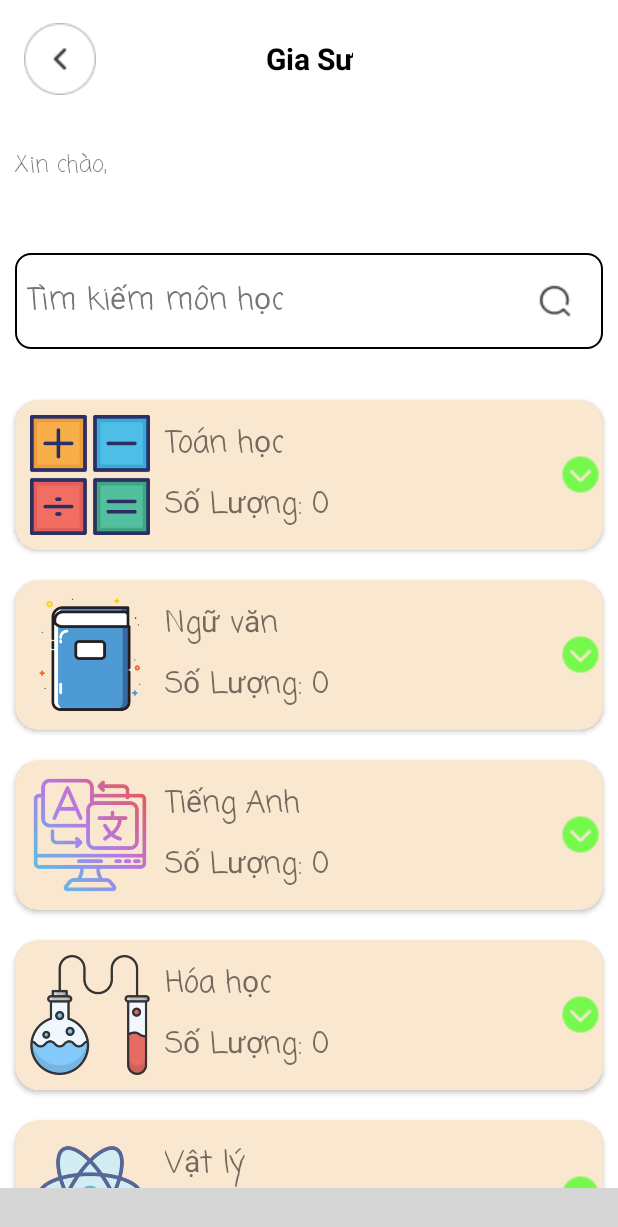
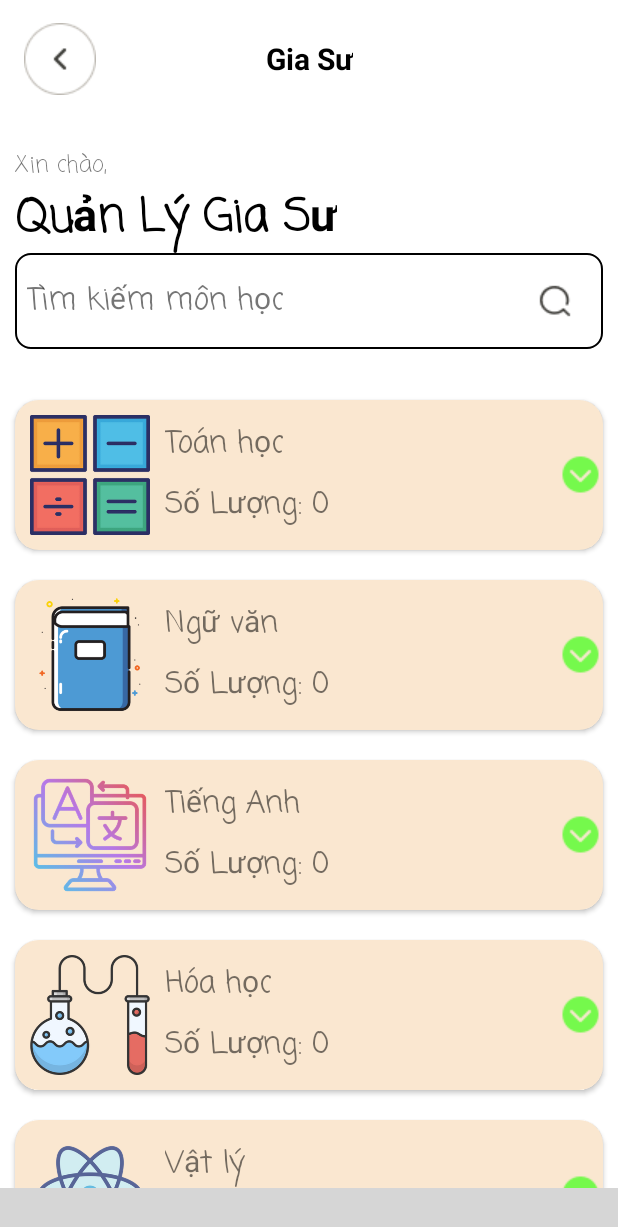
Before and after one commit to loiquang/QUANLYGIASU_MD18202, an Android app: the giasu_fragment screen opened directly, with no data from a screen before it, on a phone screen of 412 x 824 dp. Shown: the top 1227 px of the screen. Run offline under Robolectric (Android 15) with nearby library versions, the light colour scheme and no system bars; our stand-ins replace Firebase (no records; nobody signed in at launch, a user with empty details on screens opened directly); libraries missing offline, so code that uses them is left out: com.etebarian.meowbottomnavigation; plain views replace MeowBottomNavigation; 2 statements that could not run were skipped; grey boxes are pictures that could not be loaded.

Commit message:
set_DangNhap_admin

```diff
--- a/app/src/main/java/com/example/quanlygiasu_md18202_duan1/Fragment2/giasu_fragment.java
+++ b/app/src/main/java/com/example/quanlygiasu_md18202_duan1/Fragment2/giasu_fragment.java
@@ -128,8 +128,13 @@ public class giasu_fragment extends Fragment {
         databaseReference.addValueEventListener(new ValueEventListener() {
             @Override
             public void onDataChange(@NonNull DataSnapshot snapshot) {
-                String a = snapshot.getValue().toString();
-                txtName.setText(a);
+                try {
+                    String a = snapshot.getValue().toString();
+                    txtName.setText(a);
+                }catch (Exception e){
+                    txtName.setText("Quản Lý Gia Sư");
+                }
+
             }
 
             @Override
```
